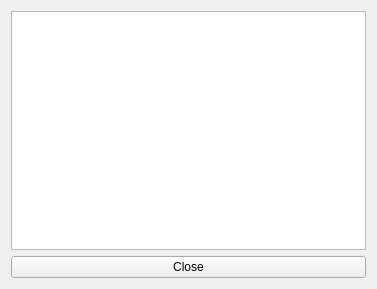
Old version of the form results_gui.ui in the repository 4-DMAPandSadness/EfsTA.
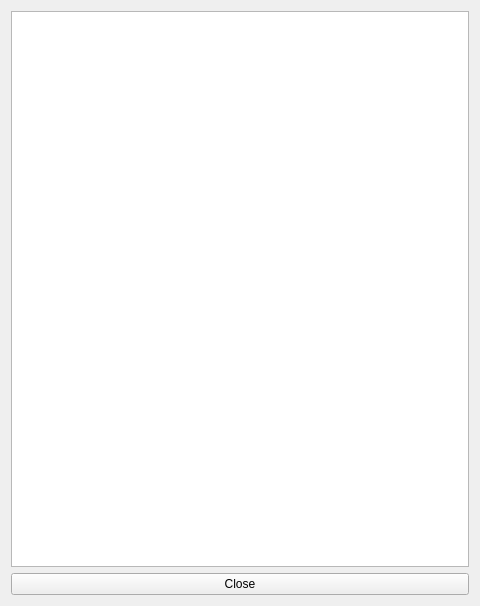
New version of the form.

The edit to the form file:
```diff
--- a/results_gui.ui
+++ b/results_gui.ui
@@ -6,8 +6,8 @@
    <rect>
     <x>0</x>
     <y>0</y>
-    <width>377</width>
-    <height>289</height>
+    <width>480</width>
+    <height>606</height>
    </rect>
   </property>
   <property name="windowTitle">
```
